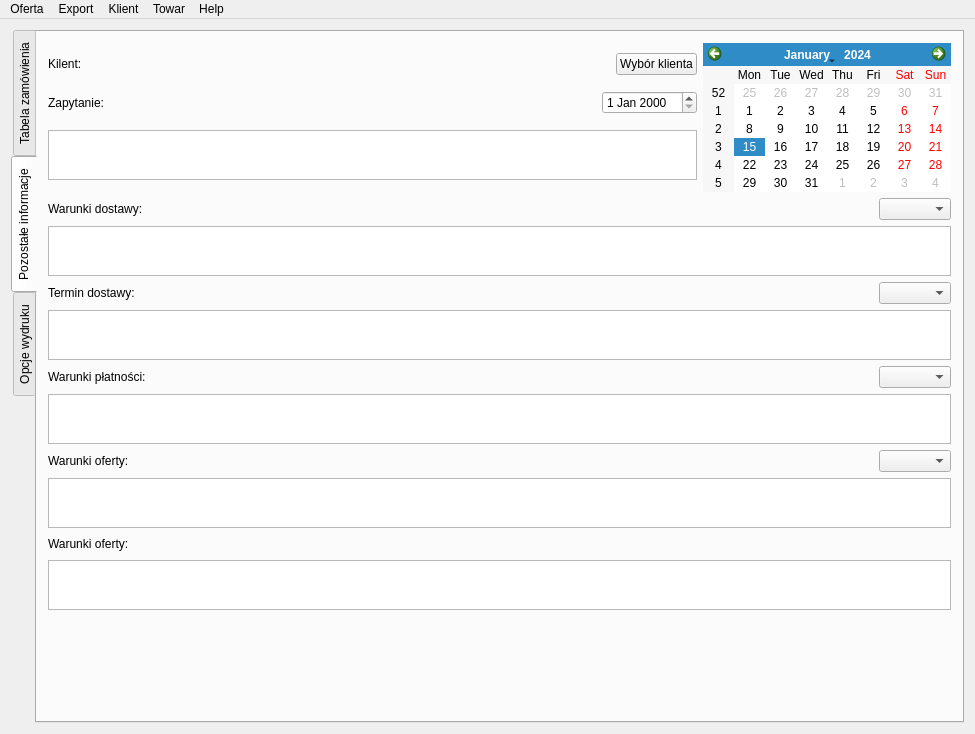
konserw/koferta, file mainwindow.ui: the form before one commit.
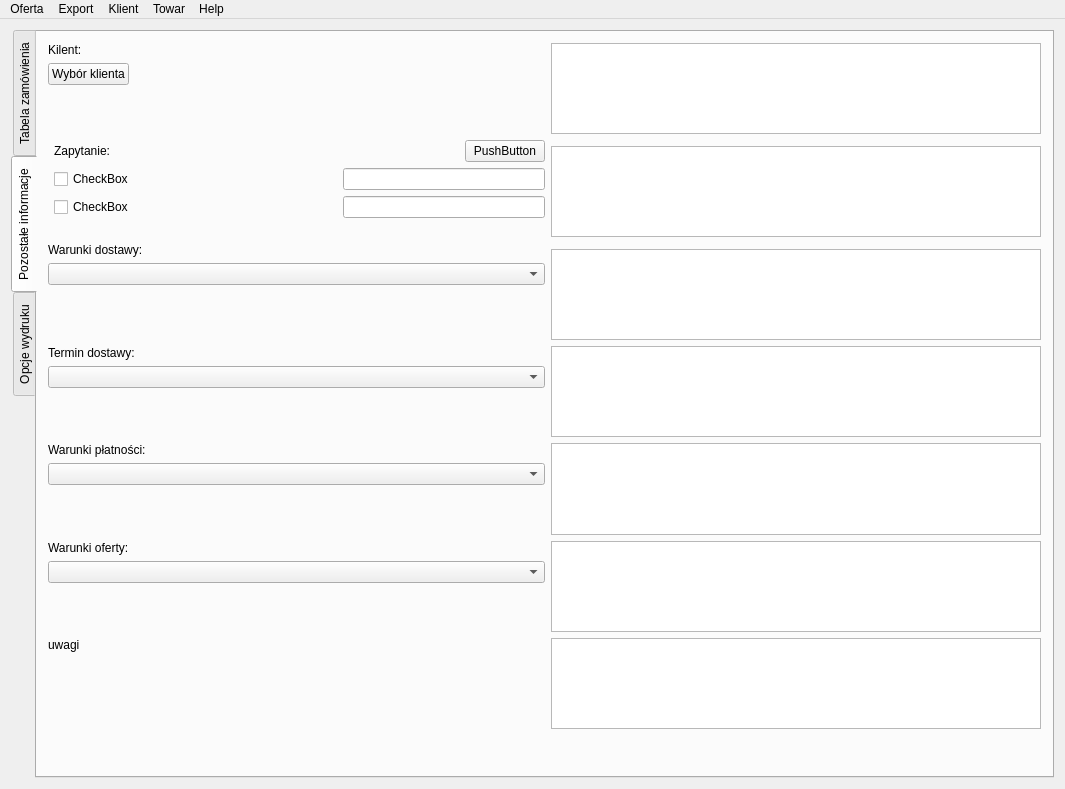
The form after the commit. The open tabs and pages were chosen to show the change. Icons and pictures are not drawn.

```diff
--- a/mainwindow.ui
+++ b/mainwindow.ui
@@ -6,8 +6,8 @@
    <rect>
     <x>0</x>
     <y>0</y>
-    <width>975</width>
-    <height>734</height>
+    <width>1065</width>
+    <height>789</height>
    </rect>
   </property>
   <property name="windowTitle">
@@ -20,10 +20,6 @@
   <widget class="QWidget" name="centralWidget">
    <layout class="QGridLayout" name="gridLayout">
     <item row="0" column="0">
-     <layout class="QVBoxLayout" name="verticalLayout">
-      <item>
-       <layout class="QHBoxLayout" name="horizontalLayout">
-        <item>
          <widget class="QTabWidget" name="tabWidget">
           <property name="tabPosition">
            <enum>QTabWidget::West</enum>
@@ -135,46 +131,53 @@
            <attribute name="title">
             <string>Pozostałe informacje</string>
            </attribute>
-           <layout class="QVBoxLayout" name="verticalLayout_5">
+       <layout class="QGridLayout" name="gridLayout_2">
+        <item row="0" column="0" rowspan="2" colspan="2">
+         <layout class="QVBoxLayout" name="verticalLayout_9">
             <item>
-             <layout class="QHBoxLayout" name="horizontalLayout_10">
-              <item>
-               <layout class="QVBoxLayout" name="verticalLayout_3">
-                <item>
-                 <layout class="QHBoxLayout" name="horizontalLayout_3">
-                  <item>
-                   <widget class="QLabel" name="label_2">
+           <widget class="QLabel" name="label_klient">
                     <property name="text">
                      <string>Kilent:</string>
                     </property>
                    </widget>
                   </item>
                   <item>
-                   <widget class="QLabel" name="label">
+           <widget class="QPushButton" name="pushButton_wyborKlienta">
                     <property name="sizePolicy">
-                     <sizepolicy hsizetype="Expanding" vsizetype="Fixed">
+             <sizepolicy hsizetype="Fixed" vsizetype="Fixed">
                       <horstretch>0</horstretch>
                       <verstretch>0</verstretch>
                      </sizepolicy>
                     </property>
-                    <property name="text">
-                     <string/>
-                    </property>
-                   </widget>
-                  </item>
-                  <item>
-                   <widget class="QPushButton" name="wyborKlienta">
                     <property name="text">
                      <string>Wybór klienta</string>
                     </property>
                    </widget>
                   </item>
-                 </layout>
-                </item>
+          <item>
+           <spacer name="verticalSpacer_9">
+            <property name="orientation">
+             <enum>Qt::Vertical</enum>
+            </property>
+            <property name="sizeHint" stdset="0">
+             <size>
+              <width>20</width>
+              <height>40</height>
+             </size>
+            </property>
+           </spacer>
+          </item>
+         </layout>
+        </item>
+        <item row="0" column="2">
+         <widget class="QPlainTextEdit" name="plainTextEdit_klient"/>
+        </item>
+        <item row="1" column="1" rowspan="2">
+         <layout class="QVBoxLayout" name="verticalLayout_8">
                 <item>
-                 <layout class="QHBoxLayout" name="horizontalLayout_8">
+           <layout class="QHBoxLayout" name="horizontalLayout_3">
                   <item>
-                   <widget class="QLabel" name="label_8">
+             <widget class="QLabel" name="label_zapytanie">
                     <property name="text">
                      <string>Zapytanie:</string>
                     </property>
@@ -194,29 +197,9 @@
                    </spacer>
                   </item>
                   <item>
-                   <widget class="QDateEdit" name="dateEdit"/>
-                  </item>
-                 </layout>
-                </item>
-                <item>
-                 <widget class="QPlainTextEdit" name="zapytanie">
-                  <property name="maximumSize">
-                   <size>
-                    <width>16777215</width>
-                    <height>50</height>
-                   </size>
-                  </property>
-                 </widget>
-                </item>
-               </layout>
-              </item>
-              <item>
-               <widget class="QCalendarWidget" name="calendarWidget">
-                <property name="sizePolicy">
-                 <sizepolicy hsizetype="Fixed" vsizetype="Fixed">
-                  <horstretch>0</horstretch>
-                  <verstretch>0</verstretch>
-                 </sizepolicy>
+             <widget class="QPushButton" name="pushButton_zapytanieData">
+              <property name="text">
+               <string>PushButton</string>
                 </property>
                </widget>
               </item>
@@ -225,9 +208,9 @@
             <item>
              <layout class="QHBoxLayout" name="horizontalLayout_4">
               <item>
-               <widget class="QLabel" name="label_3">
+             <widget class="QCheckBox" name="checkBox_zapytanieNr">
                 <property name="text">
-                 <string>Warunki dostawy:</string>
+               <string>CheckBox</string>
                 </property>
                </widget>
               </item>
@@ -245,26 +228,16 @@
                </spacer>
               </item>
               <item>
-               <widget class="QComboBox" name="dostawaCombo"/>
+             <widget class="QLineEdit" name="lineEdit_zapytanieNr"/>
               </item>
              </layout>
             </item>
             <item>
-             <widget class="QPlainTextEdit" name="dostawa">
-              <property name="maximumSize">
-               <size>
-                <width>16777215</width>
-                <height>50</height>
-               </size>
-              </property>
-             </widget>
-            </item>
+           <layout class="QHBoxLayout" name="horizontalLayout">
             <item>
-             <layout class="QHBoxLayout" name="horizontalLayout_5">
-              <item>
-               <widget class="QLabel" name="label_4">
+             <widget class="QCheckBox" name="checkBox_zapytanieData">
                 <property name="text">
-                 <string>Termin dostawy:</string>
+               <string>CheckBox</string>
                 </property>
                </widget>
               </item>
@@ -282,49 +255,138 @@
                </spacer>
               </item>
               <item>
-               <widget class="QComboBox" name="terminCombo"/>
+             <widget class="QLineEdit" name="lineEdit_zapytanieData"/>
               </item>
              </layout>
             </item>
             <item>
-             <widget class="QPlainTextEdit" name="termin">
+           <spacer name="verticalSpacer_7">
+            <property name="orientation">
+             <enum>Qt::Vertical</enum>
+            </property>
+            <property name="sizeHint" stdset="0">
+             <size>
+              <width>20</width>
+              <height>40</height>
+             </size>
+            </property>
+           </spacer>
+          </item>
+         </layout>
+        </item>
+        <item row="2" column="2">
+         <widget class="QPlainTextEdit" name="plainTextEdit_zapytanie">
               <property name="maximumSize">
                <size>
                 <width>16777215</width>
-                <height>50</height>
+            <height>16777215</height>
                </size>
               </property>
              </widget>
             </item>
+        <item row="3" column="0" rowspan="2" colspan="2">
+         <layout class="QVBoxLayout" name="verticalLayout">
             <item>
-             <layout class="QHBoxLayout" name="horizontalLayout_6">
+           <widget class="QLabel" name="label_dostawa">
+            <property name="text">
+             <string>Warunki dostawy:</string>
+            </property>
+           </widget>
+          </item>
               <item>
-               <widget class="QLabel" name="label_6">
+           <widget class="QComboBox" name="comboBox_dostawa"/>
+          </item>
+          <item>
+           <spacer name="verticalSpacer_2">
+            <property name="orientation">
+             <enum>Qt::Vertical</enum>
+            </property>
+            <property name="sizeHint" stdset="0">
+             <size>
+              <width>20</width>
+              <height>40</height>
+             </size>
+            </property>
+           </spacer>
+          </item>
+         </layout>
+        </item>
+        <item row="4" column="2">
+         <widget class="QPlainTextEdit" name="plainTextEdit_dostawa">
+          <property name="maximumSize">
+           <size>
+            <width>16777215</width>
+            <height>16777215</height>
+           </size>
+          </property>
+         </widget>
+        </item>
+        <item row="5" column="0" colspan="2">
+         <layout class="QVBoxLayout" name="verticalLayout_3">
+          <item>
+           <widget class="QLabel" name="label_termin">
+            <property name="text">
+             <string>Termin dostawy:</string>
+            </property>
+           </widget>
+          </item>
+          <item>
+           <widget class="QComboBox" name="comboBox_termin"/>
+          </item>
+          <item>
+           <spacer name="verticalSpacer_3">
+            <property name="orientation">
+             <enum>Qt::Vertical</enum>
+            </property>
+            <property name="sizeHint" stdset="0">
+             <size>
+              <width>20</width>
+              <height>40</height>
+             </size>
+            </property>
+           </spacer>
+          </item>
+         </layout>
+        </item>
+        <item row="5" column="2">
+         <widget class="QPlainTextEdit" name="plainTextEdit_termin">
+          <property name="maximumSize">
+           <size>
+            <width>16777215</width>
+            <height>16777215</height>
+           </size>
+          </property>
+         </widget>
+        </item>
+        <item row="6" column="0" colspan="2">
+         <layout class="QVBoxLayout" name="verticalLayout_5">
+          <item>
+           <widget class="QLabel" name="label_platnosc">
                 <property name="text">
                  <string>Warunki płatności:</string>
                 </property>
                </widget>
               </item>
               <item>
-               <spacer name="horizontalSpacer_7">
+           <widget class="QComboBox" name="comboBox_platnosc"/>
+          </item>
+          <item>
+           <spacer name="verticalSpacer_4">
                 <property name="orientation">
-                 <enum>Qt::Horizontal</enum>
+             <enum>Qt::Vertical</enum>
                 </property>
                 <property name="sizeHint" stdset="0">
                  <size>
-                  <width>40</width>
-                  <height>20</height>
+              <width>20</width>
+              <height>40</height>
                  </size>
                 </property>
                </spacer>
               </item>
-              <item>
-               <widget class="QComboBox" name="platnosCombo"/>
-              </item>
-             </layout>
-            </item>
-            <item>
-             <widget class="QPlainTextEdit" name="platnosc">
+         </layout>
+        </item>
+        <item row="6" column="2">
+         <widget class="QPlainTextEdit" name="plainTextEdit_platnosc">
               <property name="sizePolicy">
                <sizepolicy hsizetype="Expanding" vsizetype="Expanding">
                 <horstretch>0</horstretch>
@@ -334,7 +396,7 @@
               <property name="maximumSize">
                <size>
                 <width>16777215</width>
-                <height>50</height>
+            <height>16777215</height>
                </size>
               </property>
               <property name="readOnly">
@@ -342,78 +404,91 @@
               </property>
              </widget>
             </item>
+        <item row="7" column="0" colspan="2">
+         <layout class="QVBoxLayout" name="verticalLayout_6">
             <item>
-             <layout class="QHBoxLayout" name="horizontalLayout_7">
-              <item>
-               <widget class="QLabel" name="label_7">
+           <widget class="QLabel" name="label_oferta">
                 <property name="text">
                  <string>Warunki oferty:</string>
                 </property>
                </widget>
               </item>
               <item>
-               <spacer name="horizontalSpacer_8">
+           <widget class="QComboBox" name="comboBox_oferta"/>
+          </item>
+          <item>
+           <spacer name="verticalSpacer_5">
                 <property name="orientation">
-                 <enum>Qt::Horizontal</enum>
+             <enum>Qt::Vertical</enum>
                 </property>
                 <property name="sizeHint" stdset="0">
                  <size>
-                  <width>40</width>
-                  <height>20</height>
+              <width>20</width>
+              <height>40</height>
                  </size>
                 </property>
                </spacer>
               </item>
-              <item>
-               <widget class="QComboBox" name="ofertaCombo"/>
-              </item>
-             </layout>
-            </item>
-            <item>
-             <widget class="QPlainTextEdit" name="oferta">
+         </layout>
+        </item>
+        <item row="7" column="2">
+         <widget class="QPlainTextEdit" name="plainTextEdit_oferta">
               <property name="maximumSize">
                <size>
                 <width>16777215</width>
-                <height>50</height>
+            <height>16777215</height>
                </size>
               </property>
              </widget>
             </item>
-            <item>
-             <layout class="QHBoxLayout" name="horizontalLayout_11">
+        <item row="8" column="0" colspan="2">
+         <layout class="QVBoxLayout" name="verticalLayout_7">
               <item>
                <widget class="QLabel" name="label_uwagi">
                 <property name="text">
-                 <string>Warunki oferty:</string>
+             <string>uwagi</string>
                 </property>
                </widget>
               </item>
               <item>
-               <spacer name="horizontalSpacer_9">
+           <spacer name="verticalSpacer_6">
                 <property name="orientation">
-                 <enum>Qt::Horizontal</enum>
+             <enum>Qt::Vertical</enum>
                 </property>
                 <property name="sizeHint" stdset="0">
                  <size>
-                  <width>40</width>
-                  <height>20</height>
+              <width>20</width>
+              <height>40</height>
                  </size>
                 </property>
                </spacer>
               </item>
              </layout>
             </item>
-            <item>
+        <item row="8" column="2">
              <widget class="QPlainTextEdit" name="plainTextEdit_uwagi">
               <property name="maximumSize">
                <size>
                 <width>16777215</width>
-                <height>50</height>
+            <height>16777215</height>
                </size>
               </property>
              </widget>
             </item>
-            <item>
+        <item row="9" column="1">
+         <spacer name="verticalSpacer_8">
+          <property name="orientation">
+           <enum>Qt::Vertical</enum>
+          </property>
+          <property name="sizeHint" stdset="0">
+           <size>
+            <width>158</width>
+            <height>14</height>
+           </size>
+          </property>
+         </spacer>
+        </item>
+        <item row="9" column="2">
              <spacer name="verticalSpacer">
               <property name="orientation">
                <enum>Qt::Vertical</enum>
@@ -623,17 +698,13 @@
          </widget>
         </item>
        </layout>
-      </item>
-     </layout>
-    </item>
-   </layout>
   </widget>
   <widget class="QMenuBar" name="menuBar">
    <property name="geometry">
     <rect>
      <x>0</x>
      <y>0</y>
-     <width>975</width>
+     <width>1065</width>
      <height>23</height>
     </rect>
    </property>
```
Left out of the diff: 2 changed lines with no effect on the pictures. Lines whose indentation alone changed are shown as unchanged.
